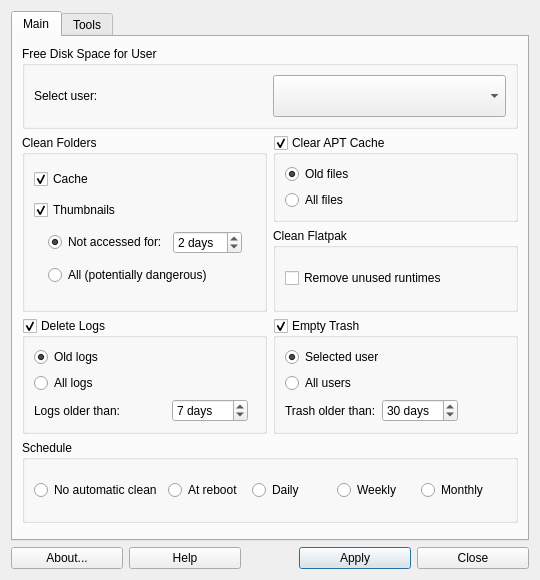
The window that mainwindow.ui (MX-Linux/mx-cleanup) describes before a commit, drawn with Qt 5.
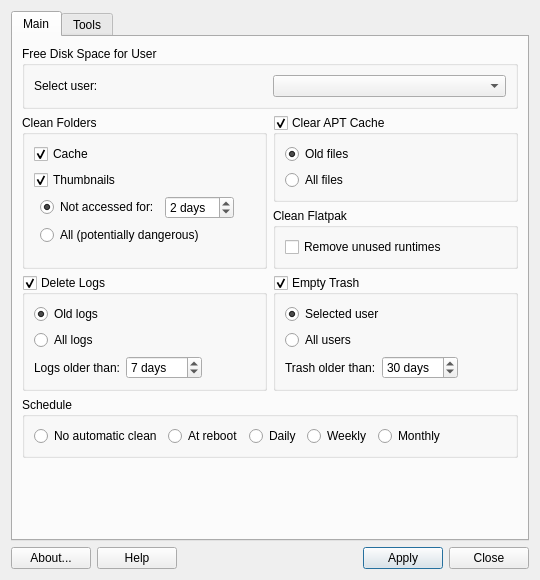
The same window after the commit. Icons and pictures are not drawn.

Commit message: Add button to remove manuals in other languages

```diff
--- a/mainwindow.ui
+++ b/mainwindow.ui
@@ -123,6 +123,12 @@
             <property name="orientation">
              <enum>Qt::Vertical</enum>
             </property>
+            <property name="sizeHint" stdset="0">
+             <size>
+              <width>0</width>
+              <height>0</height>
+             </size>
+            </property>
            </spacer>
           </item>
           <item row="1" column="0" colspan="4">
@@ -146,6 +152,12 @@
             <property name="orientation">
              <enum>Qt::Horizontal</enum>
             </property>
+            <property name="sizeHint" stdset="0">
+             <size>
+              <width>0</width>
+              <height>0</height>
+             </size>
+            </property>
            </spacer>
           </item>
           <item row="2" column="1">
@@ -242,6 +254,12 @@
             <property name="orientation">
              <enum>Qt::Horizontal</enum>
             </property>
+            <property name="sizeHint" stdset="0">
+             <size>
+              <width>0</width>
+              <height>0</height>
+             </size>
+            </property>
            </spacer>
           </item>
           <item row="2" column="0">
@@ -328,6 +346,12 @@
             <property name="orientation">
              <enum>Qt::Horizontal</enum>
             </property>
+            <property name="sizeHint" stdset="0">
+             <size>
+              <width>0</width>
+              <height>0</height>
+             </size>
+            </property>
            </spacer>
           </item>
          </layout>
@@ -429,6 +453,12 @@
             <property name="orientation">
              <enum>Qt::Horizontal</enum>
             </property>
+            <property name="sizeHint" stdset="0">
+             <size>
+              <width>0</width>
+              <height>0</height>
+             </size>
+            </property>
            </spacer>
           </item>
           <item row="0" column="0" colspan="3">
@@ -474,6 +504,12 @@
          <property name="orientation">
           <enum>Qt::Vertical</enum>
          </property>
+         <property name="sizeHint" stdset="0">
+          <size>
+           <width>0</width>
+           <height>0</height>
+          </size>
+         </property>
         </spacer>
        </item>
       </layout>
@@ -626,6 +662,12 @@
        <property name="orientation">
         <enum>Qt::Horizontal</enum>
        </property>
+       <property name="sizeHint" stdset="0">
+        <size>
+         <width>0</width>
+         <height>0</height>
+        </size>
+       </property>
       </spacer>
      </item>
      <item>
@@ -655,6 +697,12 @@
        <property name="orientation">
         <enum>Qt::Horizontal</enum>
        </property>
+       <property name="sizeHint" stdset="0">
+        <size>
+         <width>0</width>
+         <height>0</height>
+        </size>
+       </property>
       </spacer>
      </item>
      <item>
```
Left out of the diff: 23 changed lines with no effect on the pictures. The commit also changes 2 other files.
